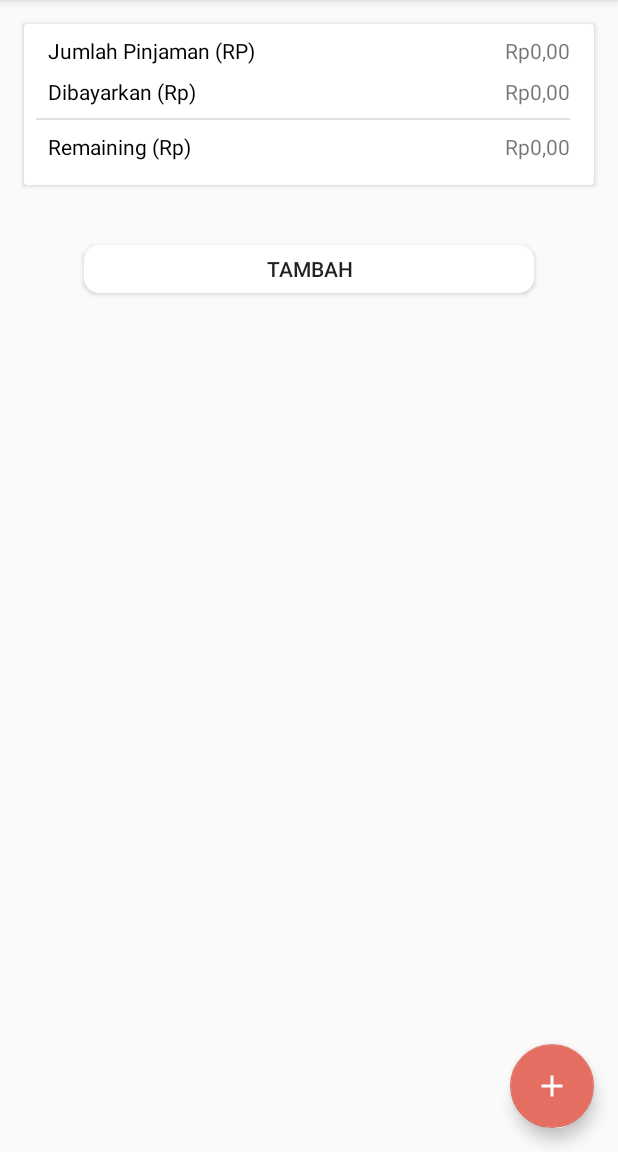
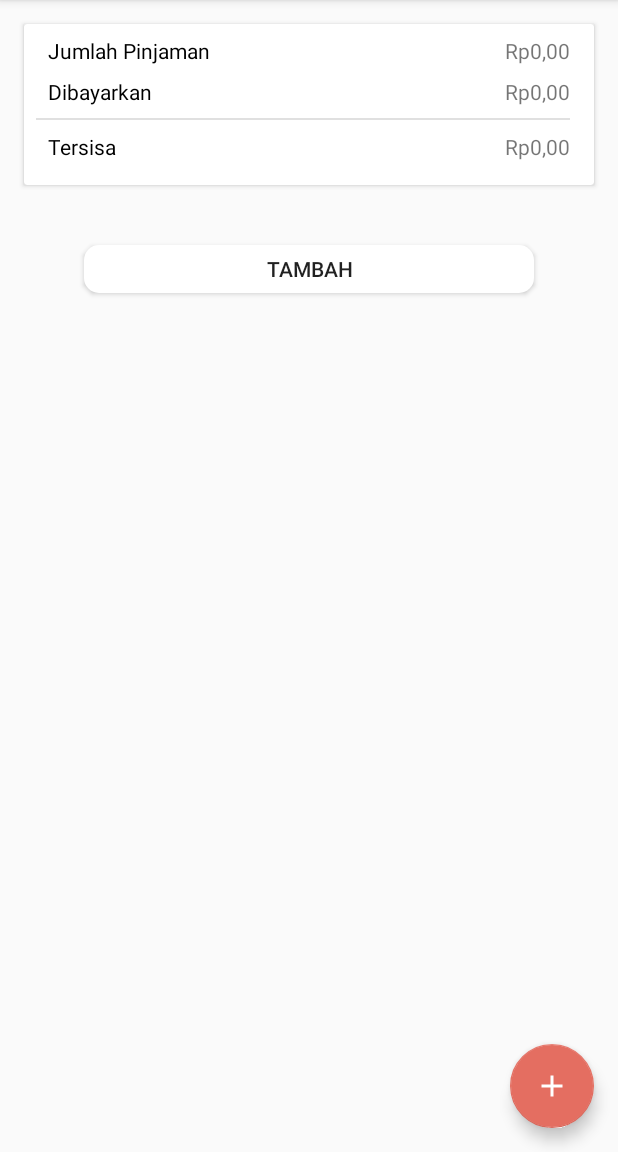
Before and after one commit to FahrihFatahilah/PengingatUtang, an Android app: the screen it shows after launch (MainActivity), on a phone screen of 412 x 824 dp, the part 84-1236 px from its top. Run offline under Robolectric (Android 15) with nearby library versions, the phone set to English and light mode, and no system bars; libraries missing offline, so code that uses them is left out: com.andrognito.patternlockview, com.wang.avi; 2 statements that could not run were skipped.

Commit message:
Update strings.xml

```diff
--- a/app/src/main/res/values/strings.xml
+++ b/app/src/main/res/values/strings.xml
@@ -13,6 +13,7 @@
     <string name="sentuh">Sentuh untuk melihat laporan lengkap</string>
     <string name="overview">Overview</string>
     <string name="nama">Nama</string>
+    <string name="telpon">Telpon</string>
     <string name="_0876545336">0876545336</string>
     <string name="deskripsi">Deskripsi...</string>
     <string name="borrow_rp5000_00">Borrow Rp5000,00</string>
@@ -24,10 +25,10 @@
     <string name="description">Description</string>
     <string name="_12_03_2019">Mar 12, 2019</string>
     <string name="_15_03_2019">Mar 15, 2019</string>
-    <string name="remaining">Remaining (Rp)</string>
+    <string name="remaining">Tersisa</string>
     <string name="rp_0">Rp 0</string>
-    <string name="total_lend_amount_rp">Jumlah Pinjaman (RP)</string>
-    <string name="collected_rp">Dibayarkan (Rp)</string>
+    <string name="total_lend_amount_rp">Jumlah Pinjaman</string>
+    <string name="collected_rp">Dibayarkan</string>
     <string name="_0">0</string>
 
 </resources>
```
